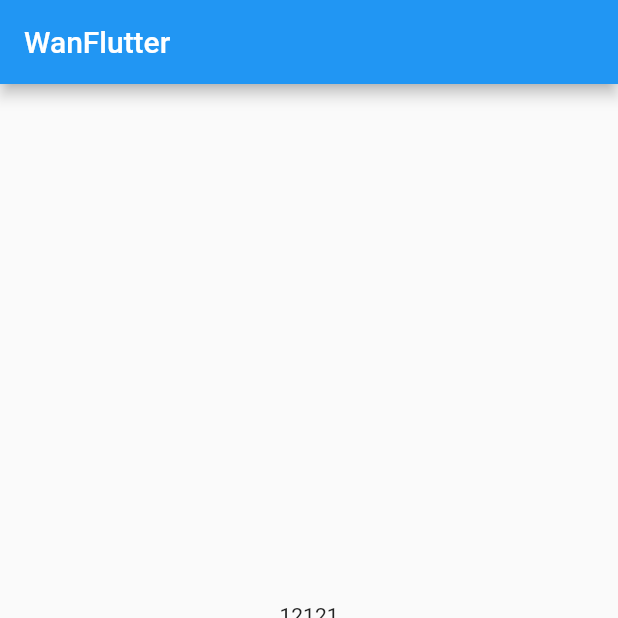
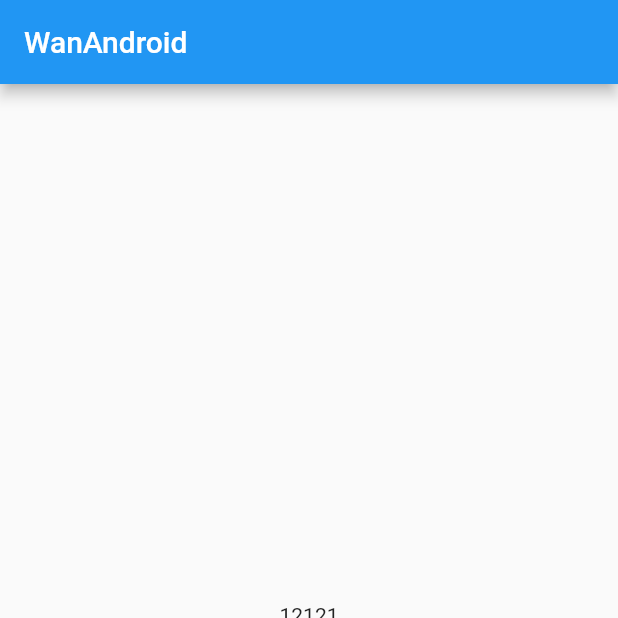
Before and after one commit to chiclaim/WanFlutter, a Flutter app: the screen it shows after launch, on a phone screen of 412 x 824 dp, the top half of it. Run offline on Flutter 3.47's test engine with Material 2 defaults, Android fonts, the phone set to English and light mode, and no system bars; our stand-ins replace dio.

Commit message:
修改应用名称

```diff
--- a/lib/main.dart
+++ b/lib/main.dart
@@ -43,7 +43,7 @@ class _EntryAppState extends State<EntryApp> {
     return MaterialApp(
       home: Scaffold(
         appBar: AppBar(
-          title: const Text('WanFlutter'),
+          title: const Text('WanAndroid'),
         ),
         body: PageView(
           controller: _pageController,
```
